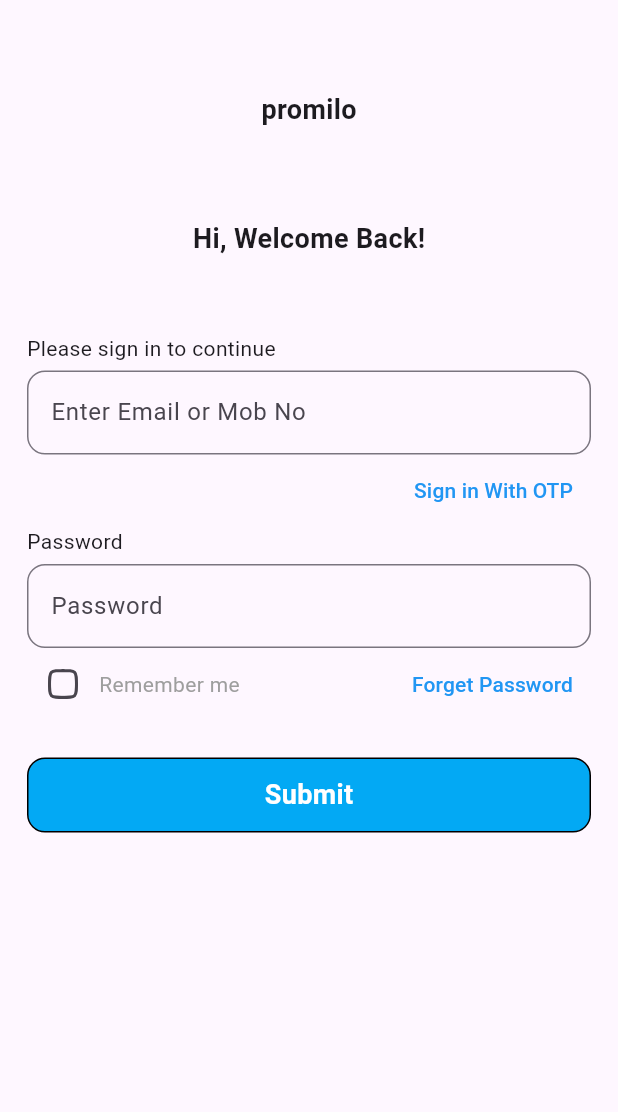
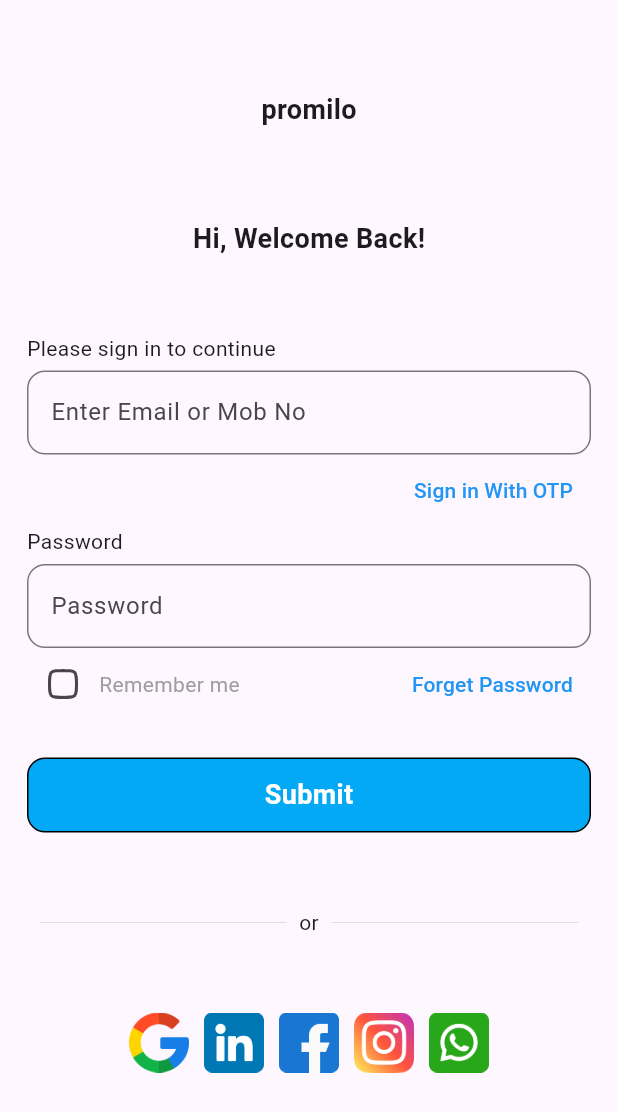
Before and after one commit to Vaibhav77e/meetup_app_ui, a Flutter app: the screen it shows after launch, on a phone screen of 412 x 824 dp. Shown: the top 1112 px of the screen. Run offline on Flutter 3.47's test engine with Material 3 defaults, Android fonts, the phone set to English and light mode, and no system bars; our stand-ins replace fluttertoast.

Commit message:
add social media links

```diff
--- a/lib/home.dart
+++ b/lib/home.dart
@@ -125,6 +125,38 @@ class _HomeState extends State<Home> {
                   child: Text('Submit',style:TextStyle(color: Colors.white,fontSize: 18,fontWeight: FontWeight.w700),),
                 )
               ),
+            ),
+            const SizedBox(height: 50,),
+            Row(
+              mainAxisAlignment: MainAxisAlignment.spaceEvenly,
+              children: [
+                SizedBox(
+                  width: MediaQuery.sizeOf(context).width/2.5,
+                  child:const Divider(color: Colors.grey,thickness: 0.2),),
+                const Text('or'),
+                SizedBox(
+                  width: MediaQuery.sizeOf(context).width/2.5,
+                  child:const Divider(color: Colors.grey,thickness: 0.2),),
+              ],
+            ),
+            const SizedBox(height: 50,),
+            Row(
+              mainAxisAlignment: MainAxisAlignment.center,
+              children: [
+              Row(
+                  children: [
+                buildCommonImagePlaceHolder('assests/google.png'),
+               const SizedBox(width: 10,),
+                buildCommonImagePlaceHolder('assests/linkedin.png'),
+                const SizedBox(width: 10,),
+                buildCommonImagePlaceHolder('assests/facebook.png'),
+                const SizedBox(width: 10,),
+                buildCommonImagePlaceHolder('assests/instagram.png'),
+                const SizedBox(width: 10,),
+                buildCommonImagePlaceHolder('assests/whatsapp.png'),
+                  ],
+                )
+              ],
             )
           ],),
         ),
@@ -195,6 +227,15 @@ String hashPassword(String password) {
 }
 
 
+Widget buildCommonImagePlaceHolder(String imagePath){
+  return Container(
+    height: 40,
+    width: 40,
+   child: Image.asset(imagePath),
+  );
+}
+
+
   @override
   void dispose() {
     // TODO: implement dispose
--- a/pubspec.yaml
+++ b/pubspec.yaml
@@ -62,9 +62,8 @@ flutter:
   uses-material-design: true
 
   # To add assets to your application, add an assets section, like this:
-  # assets:
-  #   - images/a_dot_burr.jpeg
-  #   - images/a_dot_ham.jpeg
+  assets:
+    - assests/
 
   # An image asset can refer to one or more resolution-specific "variants", see
   # https://flutter.dev/assets-and-images/#resolution-aware
```
Also changed, not shown: assests/facebook.png (added), assests/google.png (added), assests/instagram.png (added), assests/linkedin.png (added), assests/whatsapp.png (added).
